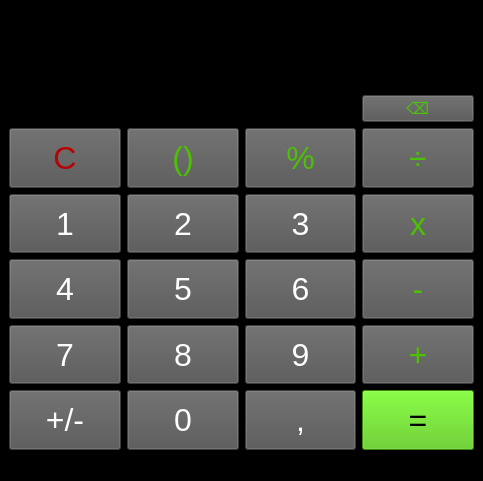
Old version of the form src/calculator.ui in the repository Bartiam/SimpleQtCalculator.
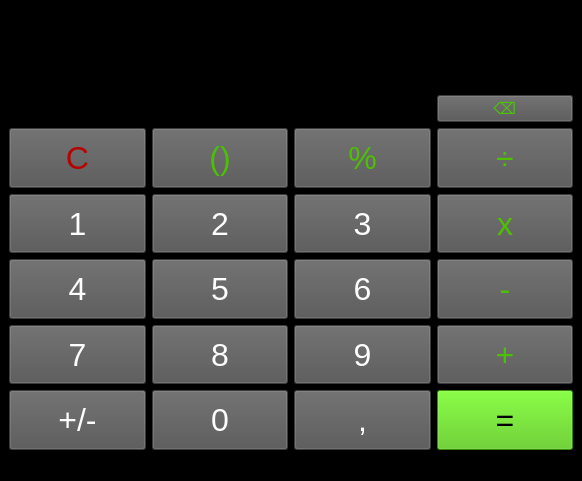
New version of the form.

Commit message: Complited method plusMinus

Diff of the .ui file:
```diff
--- a/src/calculator.ui
+++ b/src/calculator.ui
@@ -6,7 +6,7 @@
    <rect>
     <x>0</x>
     <y>0</y>
-    <width>483</width>
+    <width>582</width>
     <height>481</height>
    </rect>
   </property>
```
Left out of the diff: 54 changed lines with no effect on the pictures. The commit also changes 1 other file.
